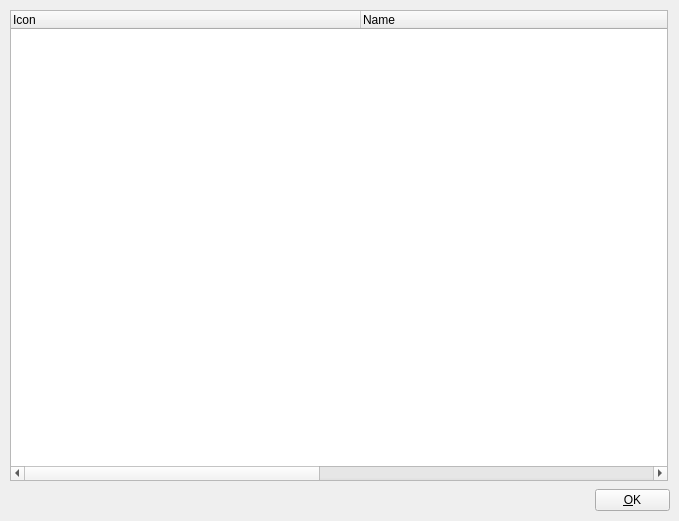
Above: src/Widgets/Rundown/OpenRundownFromUrlDialog.ui from CasparCG/client before the change. Below: the same form after it.
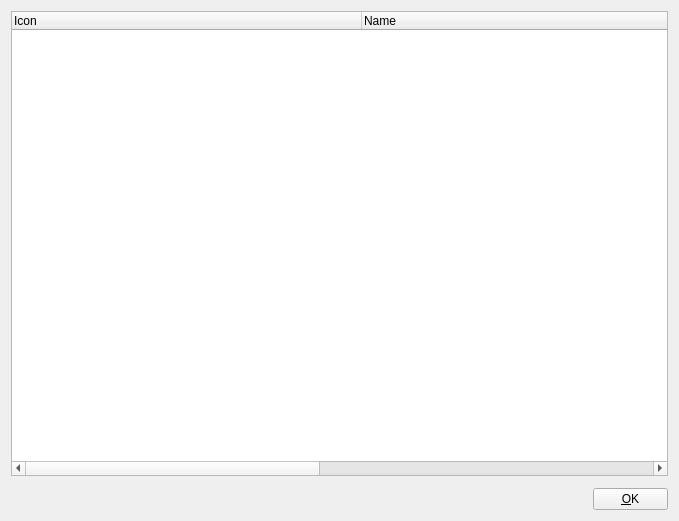
That is the form after the change.

Commit message: Locking down the UI when using repository rundown.

```diff
--- a/src/Widgets/Rundown/OpenRundownFromUrlDialog.ui
+++ b/src/Widgets/Rundown/OpenRundownFromUrlDialog.ui
@@ -16,8 +16,8 @@
   <widget class="QPushButton" name="pushButtonOk">
    <property name="geometry">
     <rect>
-     <x>595</x>
-     <y>489</y>
+     <x>593</x>
+     <y>488</y>
      <width>75</width>
      <height>22</height>
     </rect>
@@ -35,10 +35,10 @@
   <widget class="QTreeWidget" name="treeWidgetRundowns">
    <property name="geometry">
     <rect>
-     <x>10</x>
-     <y>10</y>
-     <width>658</width>
-     <height>471</height>
+     <x>11</x>
+     <y>11</y>
+     <width>657</width>
+     <height>465</height>
     </rect>
    </property>
    <property name="rootIsDecorated">
```
The commit also changes 24 other files.
